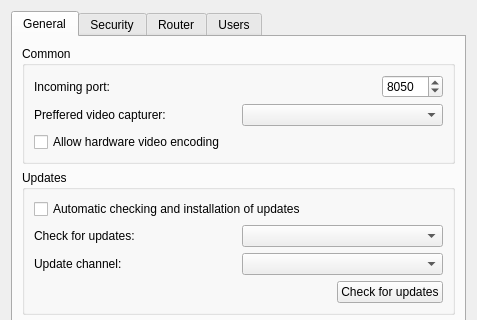
The window that source/host/ui/config_dialog.ui (dchapyshev/aspia) describes before a commit, drawn with Qt 5; both pictures show x 0 to 477 and y 0 to 320 of the 477 by 536 pixel window.
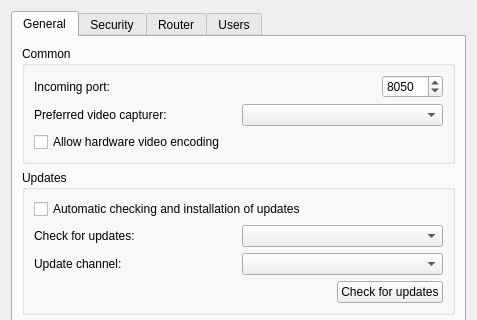
The same window after the commit. Icons and pictures are not drawn. Custom widgets are drawn as their Qt base class.

```diff
--- a/source/host/ui/config_dialog.ui
+++ b/source/host/ui/config_dialog.ui
@@ -68,7 +68,7 @@
             <item>
              <widget class="QLabel" name="label_video_capturer">
               <property name="text">
-               <string>Preffered video capturer:</string>
+               <string>Preferred video capturer:</string>
               </property>
              </widget>
             </item>
```
